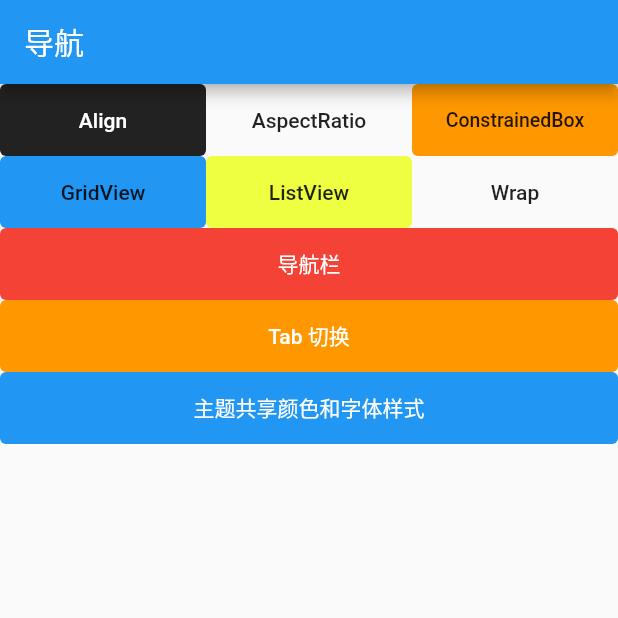
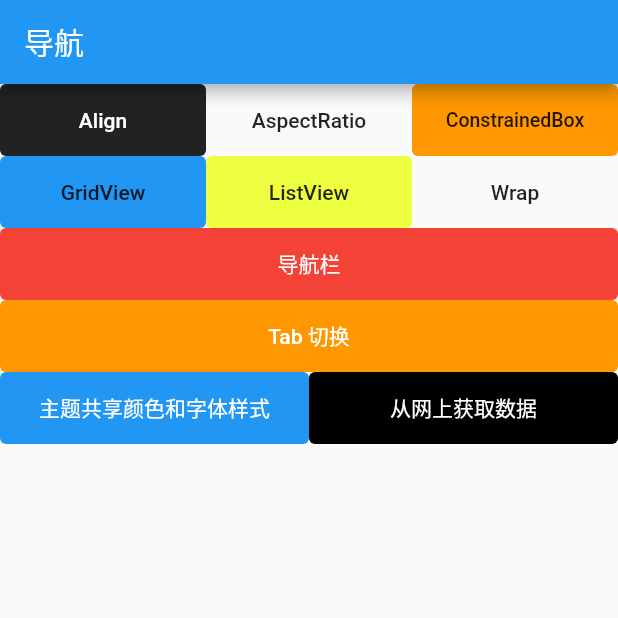
Before and after one commit to nanos-11/Flutter_nan, a Flutter app: the screen it shows after launch, on a phone screen of 412 x 824 dp, the top half of it. Run offline on Flutter 3.47's test engine with Material 2 defaults, Android fonts, the phone set to English and light mode, and no system bars.

```diff
--- a/lib/index/Index.dart
+++ b/lib/index/Index.dart
@@ -11,6 +11,7 @@ import 'package:flutter_nan/demo/tab/page/Follow.dart';
 import 'package:flutter_nan/demo/tab/page/Hot.dart';
 import 'package:flutter_nan/demo/tab/page/Recommend.dart';
 import 'package:flutter_nan/theme/ThemeSetPage.dart';
+import 'package:flutter_nan/http/HttpPage.dart';
 
 class Index extends StatefulWidget {
   @override
@@ -227,6 +228,25 @@ class _IndexState extends State<Index> {
                 color: Colors.blue),
           ),
         ),
+        Expanded(
+          child: Container(
+            child: FlatButton(
+                onPressed: () {
+                  Navigator.of(context)
+                      .push(MaterialPageRoute(builder: (context) {
+                        return HttpPage();
+                  }));
+                },
+                child: Text(
+                  '从网上获取数据',
+                  style: TextStyle(color: Colors.white),
+                )),
+            decoration: BoxDecoration(
+              borderRadius: const BorderRadius.all(const Radius.circular(4.0)),
+              color: Colors.black,
+            ),
+          ),
+        ),
       ],
     );
   }
--- a/pubspec.yaml
+++ b/pubspec.yaml
@@ -23,6 +23,7 @@ dependencies:
   # The following adds the Cupertino Icons font to your application.
   # Use with the CupertinoIcons class for iOS style icons.
   cupertino_icons: ^0.1.2
+  http: ^0.12.0
 
 dev_dependencies:
   flutter_test:
```
Also changed, not shown: lib/http/HttpPage.dart (added, +46 -0 lines), lib/http/entity/post_entity.dart (added, +24 -0 lines), pubspec.lock.
